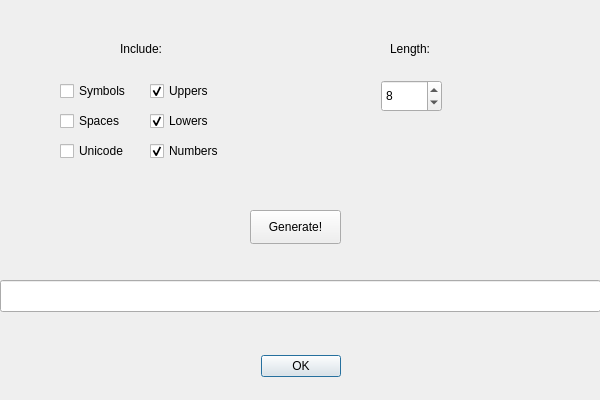
This is wingenerate.ui in Nobel3D/xsKeyManager as Qt 5 draws it before an edit. The edited form follows.
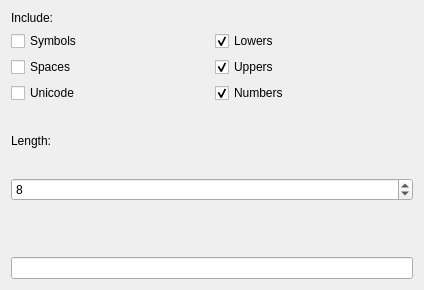
This is the edited form. Icons and pictures are not drawn.

Patch:
```diff
--- a/wingenerate.ui
+++ b/wingenerate.ui
@@ -6,8 +6,8 @@
    <rect>
     <x>0</x>
     <y>0</y>
-    <width>600</width>
-    <height>400</height>
+    <width>424</width>
+    <height>290</height>
    </rect>
   </property>
   <property name="windowTitle">
@@ -17,134 +17,78 @@
    <iconset resource="../res/res.qrc">
     <normaloff>:/xs/shield.png</normaloff>:/xs/shield.png</iconset>
   </property>
-  <widget class="QDialogButtonBox" name="buttonBox">
-   <property name="geometry">
-    <rect>
-     <x>0</x>
-     <y>350</y>
-     <width>601</width>
-     <height>32</height>
-    </rect>
-   </property>
-   <property name="orientation">
-    <enum>Qt::Horizontal</enum>
-   </property>
-   <property name="standardButtons">
-    <set>QDialogButtonBox::Ok</set>
-   </property>
-   <property name="centerButtons">
-    <bool>true</bool>
-   </property>
-  </widget>
-  <widget class="QLineEdit" name="lineEdit">
-   <property name="geometry">
-    <rect>
-     <x>0</x>
-     <y>280</y>
-     <width>601</width>
-     <height>32</height>
-    </rect>
-   </property>
-   <property name="alignment">
-    <set>Qt::AlignCenter</set>
-   </property>
-  </widget>
-  <widget class="QCheckBox" name="checkUppers">
-   <property name="geometry">
-    <rect>
-     <x>150</x>
-     <y>80</y>
-     <width>88</width>
-     <height>22</height>
-    </rect>
-   </property>
+  <layout class="QVBoxLayout" name="verticalLayout">
+   <item>
+    <layout class="QGridLayout" name="gridLayout">
+     <item row="0" column="0">
+      <widget class="QLabel" name="labelInclude">
    <property name="text">
-    <string>Uppers</string>
-   </property>
-   <property name="checked">
-    <bool>true</bool>
-   </property>
-  </widget>
-  <widget class="QCheckBox" name="checkLowers">
-   <property name="geometry">
-    <rect>
-     <x>150</x>
-     <y>110</y>
-     <width>88</width>
-     <height>22</height>
-    </rect>
-   </property>
-   <property name="text">
-    <string>Lowers</string>
-   </property>
-   <property name="checked">
-    <bool>true</bool>
-   </property>
-  </widget>
+        <string>Include:</string>
+       </property>
+      </widget>
+     </item>
+     <item row="1" column="0">
   <widget class="QCheckBox" name="checkSymb">
-   <property name="geometry">
-    <rect>
-     <x>60</x>
-     <y>80</y>
-     <width>88</width>
-     <height>22</height>
-    </rect>
-   </property>
    <property name="text">
     <string>Symbols</string>
    </property>
   </widget>
-  <widget class="QCheckBox" name="checkNum">
-   <property name="geometry">
-    <rect>
-     <x>150</x>
-     <y>140</y>
-     <width>88</width>
-     <height>22</height>
-    </rect>
-   </property>
+     </item>
+     <item row="1" column="1">
+      <widget class="QCheckBox" name="checkLowers">
    <property name="text">
-    <string>Numbers</string>
+        <string>Lowers</string>
    </property>
    <property name="checked">
     <bool>true</bool>
    </property>
   </widget>
-  <widget class="QCheckBox" name="checkUni">
-   <property name="geometry">
-    <rect>
-     <x>60</x>
-     <y>140</y>
-     <width>88</width>
-     <height>22</height>
-    </rect>
-   </property>
-   <property name="text">
-    <string>Unicode</string>
-   </property>
-  </widget>
+     </item>
+     <item row="2" column="0">
   <widget class="QCheckBox" name="checkSpaces">
-   <property name="geometry">
-    <rect>
-     <x>60</x>
-     <y>110</y>
-     <width>88</width>
-     <height>22</height>
-    </rect>
-   </property>
    <property name="text">
     <string>Spaces</string>
    </property>
   </widget>
+     </item>
+     <item row="2" column="1">
+      <widget class="QCheckBox" name="checkUppers">
+       <property name="text">
+        <string>Uppers</string>
+       </property>
+       <property name="checked">
+        <bool>true</bool>
+       </property>
+      </widget>
+     </item>
+     <item row="3" column="0">
+      <widget class="QCheckBox" name="checkUni">
+       <property name="text">
+        <string>Unicode</string>
+       </property>
+      </widget>
+     </item>
+     <item row="3" column="1">
+      <widget class="QCheckBox" name="checkNum">
+       <property name="text">
+        <string>Numbers</string>
+       </property>
+       <property name="checked">
+        <bool>true</bool>
+       </property>
+      </widget>
+     </item>
+    </layout>
+   </item>
+   <item>
+    <widget class="QLabel" name="label">
+     <property name="text">
+      <string>Length:</string>
+     </property>
+    </widget>
+   </item>
+   <item>
   <widget class="QSpinBox" name="spinLength">
-   <property name="geometry">
-    <rect>
-     <x>381</x>
-     <y>80</y>
-     <width>61</width>
-     <height>32</height>
-    </rect>
-   </property>
    <property name="minimum">
     <number>1</number>
    </property>
@@ -155,45 +99,72 @@
     <number>8</number>
    </property>
   </widget>
+   </item>
+   <item>
+    <layout class="QHBoxLayout" name="horizontalLayout">
+     <item>
   <widget class="QPushButton" name="pushGenerate">
-   <property name="geometry">
-    <rect>
-     <x>250</x>
-     <y>210</y>
-     <width>91</width>
-     <height>34</height>
-    </rect>
+       <property name="minimumSize">
+        <size>
+         <width>44</width>
+         <height>44</height>
+        </size>
    </property>
    <property name="text">
-    <string>Generate!</string>
-   </property>
-  </widget>
-  <widget class="QLabel" name="labelInclude">
-   <property name="geometry">
-    <rect>
-     <x>120</x>
-     <y>40</y>
-     <width>59</width>
-     <height>18</height>
-    </rect>
+        <string/>
+       </property>
+       <property name="icon">
+        <iconset theme="password-generate"/>
+       </property>
+       <property name="iconSize">
+        <size>
+         <width>44</width>
+         <height>44</height>
+        </size>
+       </property>
+       <property name="flat">
+        <bool>true</bool>
+       </property>
+      </widget>
+     </item>
+     <item>
+      <widget class="QPushButton" name="pushButton">
+       <property name="minimumSize">
+        <size>
+         <width>44</width>
+         <height>44</height>
+        </size>
    </property>
    <property name="text">
-    <string>Include:</string>
-   </property>
-  </widget>
-  <widget class="QLabel" name="label">
-   <property name="geometry">
-    <rect>
-     <x>390</x>
-     <y>40</y>
-     <width>59</width>
-     <height>18</height>
-    </rect>
-   </property>
-   <property name="text">
-    <string>Length:</string>
-   </property>
-  </widget>
+        <string/>
+       </property>
+       <property name="icon">
+        <iconset theme="application-exit"/>
+       </property>
+       <property name="iconSize">
+        <size>
+         <width>44</width>
+         <height>44</height>
+        </size>
+       </property>
+       <property name="flat">
+        <bool>true</bool>
+       </property>
+      </widget>
+     </item>
+    </layout>
+   </item>
+   <item>
+    <widget class="QLineEdit" name="lineEdit">
+     <property name="alignment">
+      <set>Qt::AlignCenter</set>
+     </property>
+     <property name="readOnly">
+      <bool>true</bool>
+     </property>
+    </widget>
+   </item>
+  </layout>
  </widget>
  <resources>
   <include location="../res/res.qrc"/>
```
Left out of the diff: 39 changed lines with no effect on the pictures. Lines whose indentation alone changed are shown as unchanged.
